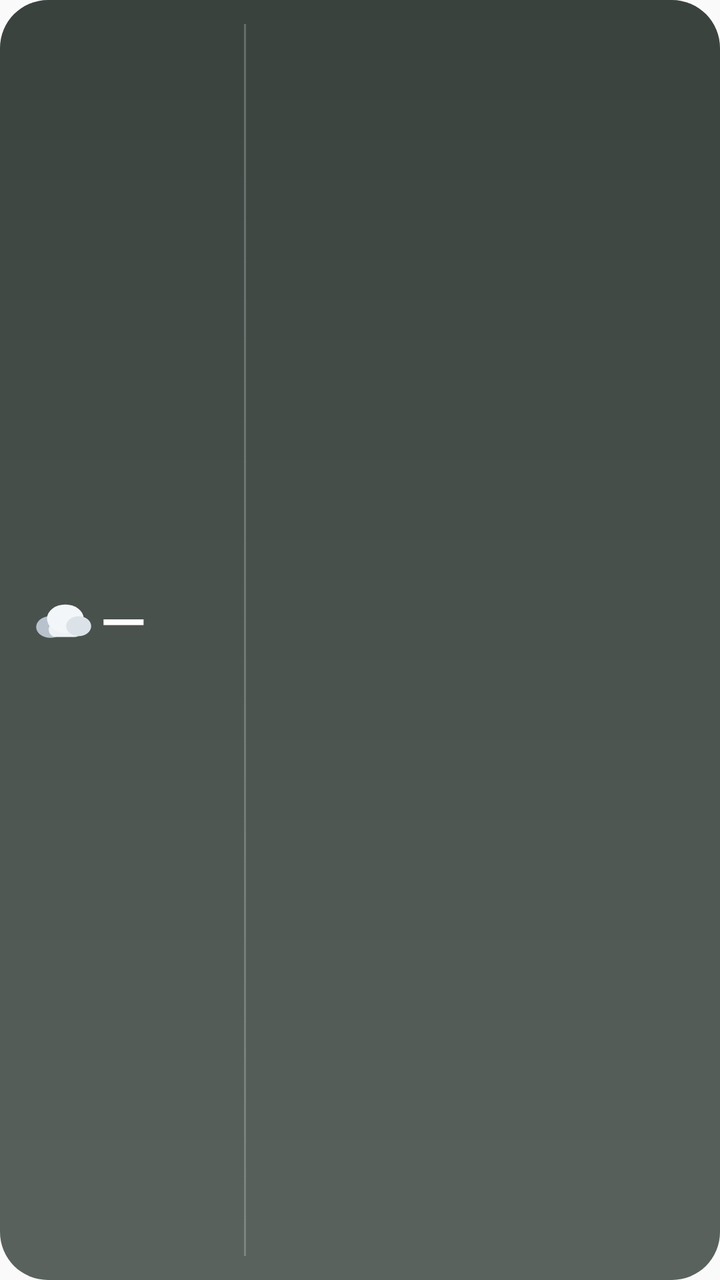
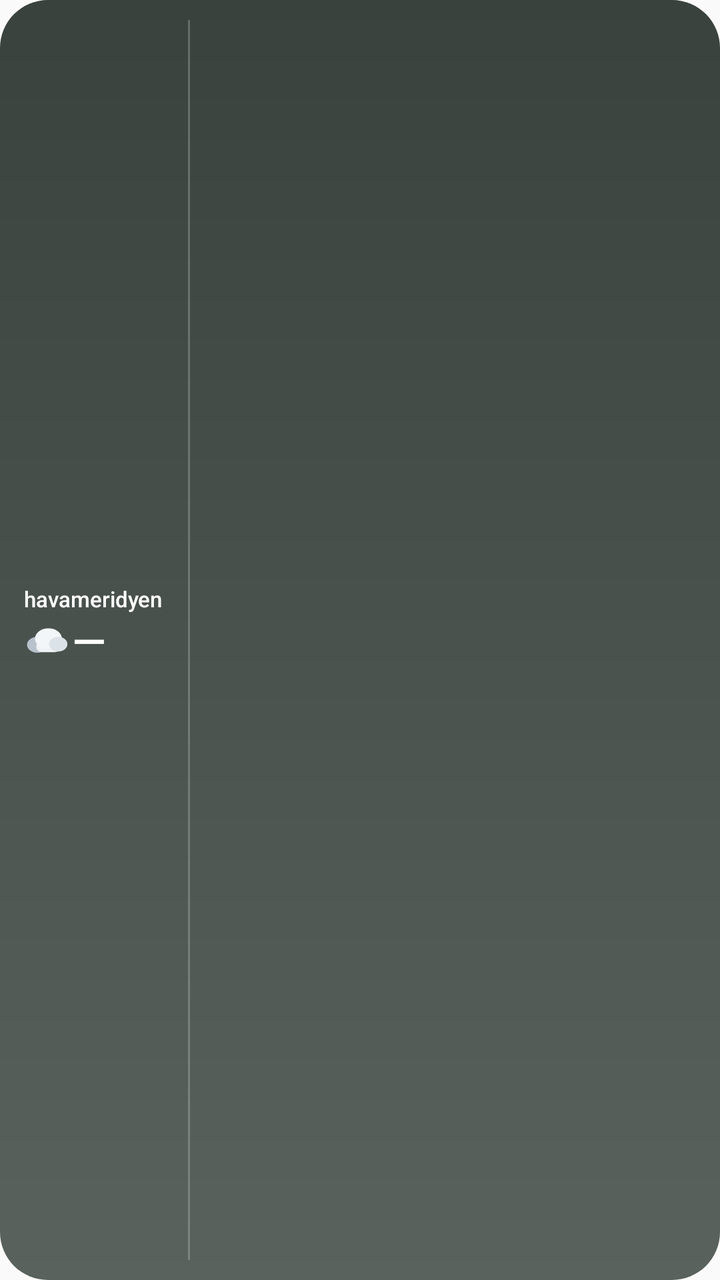

An Android layout rendered at two revisions. The XML below is the earlier revision; the diff shows what the commit changed to produce the second picture.
<!-- AndroidManifest.xml: application theme AppTheme -->
<!-- res/layout/hm_widget_saat.xml -->
<?xml version="1.0" encoding="utf-8"?>
<LinearLayout xmlns:android="http://schemas.android.com/apk/res/android"
    android:id="@+id/w_root"
    android:layout_width="match_parent"
    android:layout_height="match_parent"
    android:background="@drawable/wsky_nodata"
    android:orientation="horizontal"
    android:paddingStart="16dp"
    android:paddingTop="12dp"
    android:paddingEnd="14dp"
    android:paddingBottom="12dp">

    <LinearLayout
        android:layout_width="96dp"
        android:layout_height="match_parent"
        android:orientation="vertical">

        <TextView
            android:id="@+id/w_place"
            android:layout_width="match_parent"
            android:layout_height="wrap_content"
            android:ellipsize="end"
            android:fontFamily="sans-serif-medium"
            android:maxLines="1"
            android:textColor="@color/hm_w_text"
            android:textSize="14dp" />

        <LinearLayout
            android:layout_width="match_parent"
            android:layout_height="0dp"
            android:layout_weight="1"
            android:gravity="center_vertical"
            android:orientation="horizontal">

            <ImageView
                android:id="@+id/w_icon"
                android:layout_width="30dp"
                android:layout_height="30dp"
                android:importantForAccessibility="no"
                android:scaleType="fitCenter"
                android:src="@drawable/wx_cloud" />

            <TextView
                android:id="@+id/w_temp"
                android:layout_width="wrap_content"
                android:layout_height="wrap_content"
                android:layout_marginStart="4dp"
                android:fontFamily="sans-serif-medium"
                android:includeFontPadding="false"
                android:maxLines="1"
                android:text="—"
                android:textColor="@color/hm_w_text"
                android:textSize="30dp" />
        </LinearLayout>

        <TextView
            android:id="@+id/w_cond"
            android:layout_width="match_parent"
            android:layout_height="wrap_content"
            android:ellipsize="end"
            android:fontFamily="sans-serif-medium"
            android:maxLines="1"
            android:textColor="@color/hm_w_text"
            android:textSize="12dp" />

        <LinearLayout
            android:layout_width="match_parent"
            android:layout_height="wrap_content"
            android:layout_marginTop="3dp"
            android:gravity="center_vertical"
            android:orientation="horizontal">

            <TextView
                android:id="@+id/w_minmax"
                android:layout_width="0dp"
                android:layout_height="wrap_content"
                android:layout_weight="1"
                android:maxLines="1"
                android:textColor="@color/hm_w_soft"
                android:textSize="12dp" />

            <ImageView
                android:id="@+id/w_dot"
                android:layout_width="7dp"
                android:layout_height="7dp"
                android:importantForAccessibility="no"
                android:src="@drawable/w_dot"
                android:visibility="gone" />
        </LinearLayout>
    </LinearLayout>

    <ImageView
        android:layout_width="1dp"
        android:layout_height="match_parent"
        android:layout_marginStart="10dp"
        android:layout_marginEnd="6dp"
        android:importantForAccessibility="no"
        android:src="@color/hm_w_line" />

    <LinearLayout
        android:layout_width="0dp"
        android:layout_height="match_parent"
        android:layout_weight="1"
        android:gravity="center_vertical"
        android:orientation="horizontal">

        <LinearLayout
            android:layout_width="0dp"
            android:layout_height="wrap_content"
            android:layout_weight="1"
            android:gravity="center_horizontal"
            android:orientation="vertical">

            <TextView
                android:id="@+id/w_h0_t"
                android:layout_width="wrap_content"
                android:layout_height="wrap_content"
                android:maxLines="1"
                android:textColor="@color/hm_w_faint"
                android:textSize="11dp" />

            <ImageView
                android:id="@+id/w_h0_i"
                android:layout_width="24dp"
                android:layout_height="24dp"
                android:layout_marginTop="6dp"
                android:layout_marginBottom="6dp"
                android:importantForAccessibility="no"
                android:scaleType="fitCenter" />

            <TextView
                android:id="@+id/w_h0_v"
                android:layout_width="wrap_content"
                android:layout_height="wrap_content"
                android:fontFamily="sans-serif-medium"
                android:maxLines="1"
                android:textColor="@color/hm_w_text"
                android:textSize="13dp" />
        </LinearLayout>

        <LinearLayout
            android:layout_width="0dp"
            android:layout_height="wrap_content"
            android:layout_weight="1"
            android:gravity="center_horizontal"
            android:orientation="vertical">

            <TextView
                android:id="@+id/w_h1_t"
                android:layout_width="wrap_content"
                android:layout_height="wrap_content"
                android:maxLines="1"
                android:textColor="@color/hm_w_faint"
                android:textSize="11dp" />

            <ImageView
                android:id="@+id/w_h1_i"
                android:layout_width="24dp"
                android:layout_height="24dp"
                android:layout_marginTop="6dp"
                android:layout_marginBottom="6dp"
                android:importantForAccessibility="no"
                android:scaleType="fitCenter" />

            <TextView
                android:id="@+id/w_h1_v"
                android:layout_width="wrap_content"
                android:layout_height="wrap_content"
                android:fontFamily="sans-serif-medium"
                android:maxLines="1"
                android:textColor="@color/hm_w_text"
                android:textSize="13dp" />
        </LinearLayout>

        <LinearLayout
            android:layout_width="0dp"
            android:layout_height="wrap_content"
            android:layout_weight="1"
            android:gravity="center_horizontal"
            android:orientation="vertical">

            <TextView
                android:id="@+id/w_h2_t"
                android:layout_width="wrap_content"
                android:layout_height="wrap_content"
                android:maxLines="1"
                android:textColor="@color/hm_w_faint"
                android:textSize="11dp" />

            <ImageView
                android:id="@+id/w_h2_i"
                android:layout_width="24dp"
                android:layout_height="24dp"
                android:layout_marginTop="6dp"
                android:layout_marginBottom="6dp"
                android:importantForAccessibility="no"
                android:scaleType="fitCenter" />

            <TextView
                android:id="@+id/w_h2_v"
                android:layout_width="wrap_content"
                android:layout_height="wrap_content"
                android:fontFamily="sans-serif-medium"
                android:maxLines="1"
                android:textColor="@color/hm_w_text"
                android:textSize="13dp" />
        </LinearLayout>

        <LinearLayout
            android:layout_width="0dp"
            android:layout_height="wrap_content"
            android:layout_weight="1"
            android:gravity="center_horizontal"
            android:orientation="vertical">

            <TextView
                android:id="@+id/w_h3_t"
                android:layout_width="wrap_content"
                android:layout_height="wrap_content"
                android:maxLines="1"
                android:textColor="@color/hm_w_faint"
                android:textSize="11dp" />

            <ImageView
                android:id="@+id/w_h3_i"
                android:layout_width="24dp"
                android:layout_height="24dp"
                android:layout_marginTop="6dp"
                android:layout_marginBottom="6dp"
                android:importantForAccessibility="no"
                android:scaleType="fitCenter" />

            <TextView
                android:id="@+id/w_h3_v"
                android:layout_width="wrap_content"
                android:layout_height="wrap_content"
                android:fontFamily="sans-serif-medium"
                android:maxLines="1"
                android:textColor="@color/hm_w_text"
                android:textSize="13dp" />
        </LinearLayout>

        <LinearLayout
            android:layout_width="0dp"
            android:layout_height="wrap_content"
            android:layout_weight="1"
            android:gravity="center_horizontal"
            android:orientation="vertical">

            <TextView
                android:id="@+id/w_h4_t"
                android:layout_width="wrap_content"
                android:layout_height="wrap_content"
                android:maxLines="1"
                android:textColor="@color/hm_w_faint"
                android:textSize="11dp" />

            <ImageView
                android:id="@+id/w_h4_i"
                android:layout_width="24dp"
                android:layout_height="24dp"
                android:layout_marginTop="6dp"
                android:layout_marginBottom="6dp"
                android:importantForAccessibility="no"
                android:scaleType="fitCenter" />

            <TextView
                android:id="@+id/w_h4_v"
                android:layout_width="wrap_content"
                android:layout_height="wrap_content"
                android:fontFamily="sans-serif-medium"
                android:maxLines="1"
                android:textColor="@color/hm_w_text"
                android:textSize="13dp" />
        </LinearLayout>
    </LinearLayout>
</LinearLayout>
<!-- resources referenced by this layout -->
<resources>
  <color name="hm_w_faint">#B3FFFFFF</color>
  <color name="hm_w_line">#38FFFFFF</color>
  <color name="hm_w_soft">#D9FFFFFF</color>
  <color name="hm_w_text">#FFFFFFFF</color>
  <!-- drawable w_dot (drawable) -->
  <?xml version="1.0" encoding="utf-8"?>
  <shape xmlns:android="http://schemas.android.com/apk/res/android"
      android:shape="oval">
      <solid android:color="#FFFFFFFF" />
      <size
          android:width="7dp"
          android:height="7dp" />
  </shape>
  <!-- drawable wsky_nodata (drawable) -->
  <?xml version="1.0" encoding="utf-8"?>
  <shape xmlns:android="http://schemas.android.com/apk/res/android"
      android:shape="rectangle">
      <corners android:radius="@dimen/hm_widget_radius" />
      <gradient
          android:angle="270"
          android:startColor="#3A423E"
          android:centerColor="#4A524E"
          android:endColor="#59625D"
          android:type="linear" />
  </shape>
  <!-- drawable wx_cloud (drawable) -->
  <?xml version="1.0" encoding="utf-8"?>
  <vector xmlns:android="http://schemas.android.com/apk/res/android"
      android:width="36dp"
      android:height="30dp"
      android:viewportWidth="36"
      android:viewportHeight="30">
      <group
          android:translateX="-4"
          android:translateY="-2">
          <path
              android:fillColor="#B7C2CC"
              android:pathData="M6.5,19 a8.5,6.5 0 1,0 17,0 a8.5,6.5 0 1,0 -17,0 Z" />
          <path
              android:fillColor="#EEF2F5"
              android:pathData="M18.5,16 h11 a4.5,4.5 0 0,1 4.5,4.5 v0 a4.5,4.5 0 0,1 -4.5,4.5 h-11 a4.5,4.5 0 0,1 -4.5,-4.5 v0 a4.5,4.5 0 0,1 4.5,-4.5 Z" />
          <path
              android:fillColor="#F3F6F8"
              android:pathData="M13,14 a11,8.5 0 1,0 22,0 a11,8.5 0 1,0 -22,0 Z" />
          <path
              android:fillColor="#DCE3E8"
              android:pathData="M24.5,18.5 a7.5,6 0 1,0 15,0 a7.5,6 0 1,0 -15,0 Z" />
      </group>
  </vector>
  <style name="AppTheme" parent="Theme.AppCompat.Light.DarkActionBar">
          
          <item name="colorPrimary">@color/colorPrimary</item>
          <item name="colorPrimaryDark">@color/colorPrimaryDark</item>
          <item name="colorAccent">@color/colorAccent</item>
      </style>
  <dimen name="hm_widget_radius">24dp</dimen>
</resources>

<!-- the commit's change to res/layout/hm_widget_saat.xml (unified diff, before → after) -->
@@ -4,15 +4,16 @@
     android:layout_width="match_parent"
     android:layout_height="match_parent"
     android:background="@drawable/wsky_nodata"
+    android:gravity="center_vertical"
     android:orientation="horizontal"
-    android:paddingStart="16dp"
-    android:paddingTop="12dp"
-    android:paddingEnd="14dp"
-    android:paddingBottom="12dp">
+    android:paddingStart="12dp"
+    android:paddingTop="10dp"
+    android:paddingEnd="10dp"
+    android:paddingBottom="10dp">
 
     <LinearLayout
-        android:layout_width="96dp"
-        android:layout_height="match_parent"
+        android:layout_width="74dp"
+        android:layout_height="wrap_content"
         android:orientation="vertical">
 
         <TextView
@@ -21,21 +22,23 @@
             android:layout_height="wrap_content"
             android:ellipsize="end"
             android:fontFamily="sans-serif-medium"
+            android:includeFontPadding="false"
             android:maxLines="1"
+            android:text="@string/app_name"
             android:textColor="@color/hm_w_text"
-            android:textSize="14dp" />
-
-        <LinearLayout
-            android:layout_width="match_parent"
-            android:layout_height="0dp"
-            android:layout_weight="1"
+            android:textSize="11dp" />
+
+        <LinearLayout
+            android:layout_width="wrap_content"
+            android:layout_height="wrap_content"
+            android:layout_marginTop="2dp"
             android:gravity="center_vertical"
             android:orientation="horizontal">
 
             <ImageView
                 android:id="@+id/w_icon"
-                android:layout_width="30dp"
-                android:layout_height="30dp"
+                android:layout_width="22dp"
+                android:layout_height="22dp"
                 android:importantForAccessibility="no"
                 android:scaleType="fitCenter"
                 android:src="@drawable/wx_cloud" />
@@ -44,45 +47,38 @@
                 android:id="@+id/w_temp"
                 android:layout_width="wrap_content"
                 android:layout_height="wrap_content"
-                android:layout_marginStart="4dp"
+                android:layout_marginStart="2dp"
                 android:fontFamily="sans-serif-medium"
                 android:includeFontPadding="false"
                 android:maxLines="1"
                 android:text="—"
                 android:textColor="@color/hm_w_text"
-                android:textSize="30dp" />
-        </LinearLayout>
-
-        <TextView
-            android:id="@+id/w_cond"
+                android:textSize="22dp" />
+        </LinearLayout>
+
+        <LinearLayout
             android:layout_width="match_parent"
             android:layout_height="wrap_content"
-            android:ellipsize="end"
-            android:fontFamily="sans-serif-medium"
-            android:maxLines="1"
-            android:textColor="@color/hm_w_text"
-            android:textSize="12dp" />
-
-        <LinearLayout
-            android:layout_width="match_parent"
-            android:layout_height="wrap_content"
-            android:layout_marginTop="3dp"
+            android:layout_marginTop="2dp"
             android:gravity="center_vertical"
             android:orientation="horizontal">
 
             <TextView
-                android:id="@+id/w_minmax"
+                android:id="@+id/w_cond"
                 android:layout_width="0dp"
                 android:layout_height="wrap_content"
                 android:layout_weight="1"
+                android:ellipsize="end"
+                android:includeFontPadding="false"
                 android:maxLines="1"
                 android:textColor="@color/hm_w_soft"
-                android:textSize="12dp" />
+                android:textSize="9dp" />
 
             <ImageView
                 android:id="@+id/w_dot"
-                android:layout_width="7dp"
-                android:layout_height="7dp"
+                android:layout_width="6dp"
+                android:layout_height="6dp"
+                android:layout_marginStart="3dp"
                 android:importantForAccessibility="no"
                 android:src="@drawable/w_dot"
                 android:visibility="gone" />
@@ -92,14 +88,14 @@
     <ImageView
         android:layout_width="1dp"
         android:layout_height="match_parent"
-        android:layout_marginStart="10dp"
+        android:layout_marginStart="8dp"
         android:layout_marginEnd="6dp"
         android:importantForAccessibility="no"
         android:src="@color/hm_w_line" />
 
     <LinearLayout
         android:layout_width="0dp"
-        android:layout_height="match_parent"
+        android:layout_height="wrap_content"
         android:layout_weight="1"
         android:gravity="center_vertical"
         android:orientation="horizontal">
@@ -115,16 +111,17 @@
                 android:id="@+id/w_h0_t"
                 android:layout_width="wrap_content"
                 android:layout_height="wrap_content"
-                android:maxLines="1"
-                android:textColor="@color/hm_w_faint"
-                android:textSize="11dp" />
+                android:includeFontPadding="false"
+                android:maxLines="1"
+                android:textColor="@color/hm_w_faint"
+                android:textSize="9dp" />
 
             <ImageView
                 android:id="@+id/w_h0_i"
-                android:layout_width="24dp"
-                android:layout_height="24dp"
-                android:layout_marginTop="6dp"
-                android:layout_marginBottom="6dp"
+                android:layout_width="20dp"
+                android:layout_height="20dp"
+                android:layout_marginTop="2dp"
+                android:layout_marginBottom="2dp"
                 android:importantForAccessibility="no"
                 android:scaleType="fitCenter" />
 
@@ -133,9 +130,10 @@
                 android:layout_width="wrap_content"
                 android:layout_height="wrap_content"
                 android:fontFamily="sans-serif-medium"
-                android:maxLines="1"
-                android:textColor="@color/hm_w_text"
-                android:textSize="13dp" />
+                android:includeFontPadding="false"
+                android:maxLines="1"
+                android:textColor="@color/hm_w_text"
+                android:textSize="11dp" />
         </LinearLayout>
 
         <LinearLayout
@@ -149,16 +147,17 @@
                 android:id="@+id/w_h1_t"
                 android:layout_width="wrap_content"
                 android:layout_height="wrap_content"
-                android:maxLines="1"
-                android:textColor="@color/hm_w_faint"
-                android:textSize="11dp" />
+                android:includeFontPadding="false"
+                android:maxLines="1"
+                android:textColor="@color/hm_w_faint"
+                android:textSize="9dp" />
 
             <ImageView
                 android:id="@+id/w_h1_i"
-                android:layout_width="24dp"
-                android:layout_height="24dp"
-                android:layout_marginTop="6dp"
-                android:layout_marginBottom="6dp"
+                android:layout_width="20dp"
+                android:layout_height="20dp"
+                android:layout_marginTop="2dp"
+                android:layout_marginBottom="2dp"
                 android:importantForAccessibility="no"
                 android:scaleType="fitCenter" />
 
@@ -167,9 +166,10 @@
                 android:layout_width="wrap_content"
                 android:layout_height="wrap_content"
                 android:fontFamily="sans-serif-medium"
-                android:maxLines="1"
-                android:textColor="@color/hm_w_text"
-                android:textSize="13dp" />
+                android:includeFontPadding="false"
+                android:maxLines="1"
+                android:textColor="@color/hm_w_text"
+                android:textSize="11dp" />
         </LinearLayout>
 
         <LinearLayout
@@ -183,16 +183,17 @@
                 android:id="@+id/w_h2_t"
                 android:layout_width="wrap_content"
                 android:layout_height="wrap_content"
-                android:maxLines="1"
-                android:textColor="@color/hm_w_faint"
-                android:textSize="11dp" />
+                android:includeFontPadding="false"
+                android:maxLines="1"
+                android:textColor="@color/hm_w_faint"
+                android:textSize="9dp" />
 
             <ImageView
                 android:id="@+id/w_h2_i"
-                android:layout_width="24dp"
-                android:layout_height="24dp"
-                android:layout_marginTop="6dp"
-                android:layout_marginBottom="6dp"
+                android:layout_width="20dp"
+                android:layout_height="20dp"
+                android:layout_marginTop="2dp"
+                android:layout_marginBottom="2dp"
                 android:importantForAccessibility="no"
                 android:scaleType="fitCenter" />
 
@@ -201,9 +202,10 @@
                 android:layout_width="wrap_content"
                 android:layout_height="wrap_content"
                 android:fontFamily="sans-serif-medium"
-                android:maxLines="1"
-                android:textColor="@color/hm_w_text"
-                android:textSize="13dp" />
+                android:includeFontPadding="false"
+                android:maxLines="1"
+                android:textColor="@color/hm_w_text"
+                android:textSize="11dp" />
         </LinearLayout>
 
         <LinearLayout
@@ -217,16 +219,17 @@
                 android:id="@+id/w_h3_t"
                 android:layout_width="wrap_content"
                 android:layout_height="wrap_content"
-                android:maxLines="1"
-                android:textColor="@color/hm_w_faint"
-                android:textSize="11dp" />
+                android:includeFontPadding="false"
+                android:maxLines="1"
+                android:textColor="@color/hm_w_faint"
+                android:textSize="9dp" />
 
             <ImageView
                 android:id="@+id/w_h3_i"
-                android:layout_width="24dp"
-                android:layout_height="24dp"
-                android:layout_marginTop="6dp"
-                android:layout_marginBottom="6dp"
+                android:layout_width="20dp"
+                android:layout_height="20dp"
+                android:layout_marginTop="2dp"
+                android:layout_marginBottom="2dp"
                 android:importantForAccessibility="no"
                 android:scaleType="fitCenter" />
 
@@ -235,9 +238,10 @@
                 android:layout_width="wrap_content"
                 android:layout_height="wrap_content"
                 android:fontFamily="sans-serif-medium"
-                android:maxLines="1"
-                android:textColor="@color/hm_w_text"
-                android:textSize="13dp" />
+                android:includeFontPadding="false"
+                android:maxLines="1"
+                android:textColor="@color/hm_w_text"
+                android:textSize="11dp" />
         </LinearLayout>
 
         <LinearLayout
@@ -251,16 +255,17 @@
                 android:id="@+id/w_h4_t"
                 android:layout_width="wrap_content"
                 android:layout_height="wrap_content"
-                android:maxLines="1"
-                android:textColor="@color/hm_w_faint"
-                android:textSize="11dp" />
+                android:includeFontPadding="false"
+                android:maxLines="1"
+                android:textColor="@color/hm_w_faint"
+                android:textSize="9dp" />
 
             <ImageView
                 android:id="@+id/w_h4_i"
-                android:layout_width="24dp"
-                android:layout_height="24dp"
-                android:layout_marginTop="6dp"
-                android:layout_marginBottom="6dp"
+                android:layout_width="20dp"
+                android:layout_height="20dp"
+                android:layout_marginTop="2dp"
+                android:layout_marginBottom="2dp"
                 android:importantForAccessibility="no"
                 android:scaleType="fitCenter" />
 
@@ -269,9 +274,11 @@
                 android:layout_width="wrap_content"
                 android:layout_height="wrap_content"
                 android:fontFamily="sans-serif-medium"
-                android:maxLines="1"
-                android:textColor="@color/hm_w_text"
-                android:textSize="13dp" />
-        </LinearLayout>
+                android:includeFontPadding="false"
+                android:maxLines="1"
+                android:textColor="@color/hm_w_text"
+                android:textSize="11dp" />
+        </LinearLayout>
+
     </LinearLayout>
 </LinearLayout>
<!-- resource entries referenced after the edit -->
@@ -49,6 +49,7 @@
               android:pathData="M24.5,18.5 a7.5,6 0 1,0 15,0 a7.5,6 0 1,0 -15,0 Z" />
       </group>
   </vector>
+  <string name="app_name">havameridyen</string>
   <style name="AppTheme" parent="Theme.AppCompat.Light.DarkActionBar">
           
           <item name="colorPrimary">@color/colorPrimary</item>
